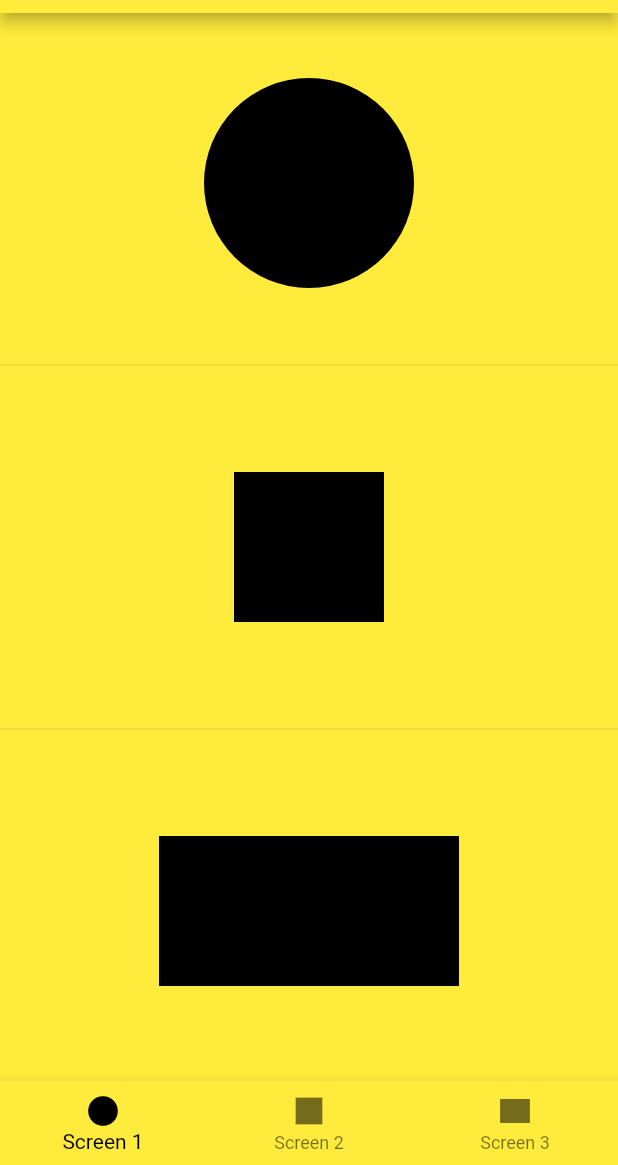
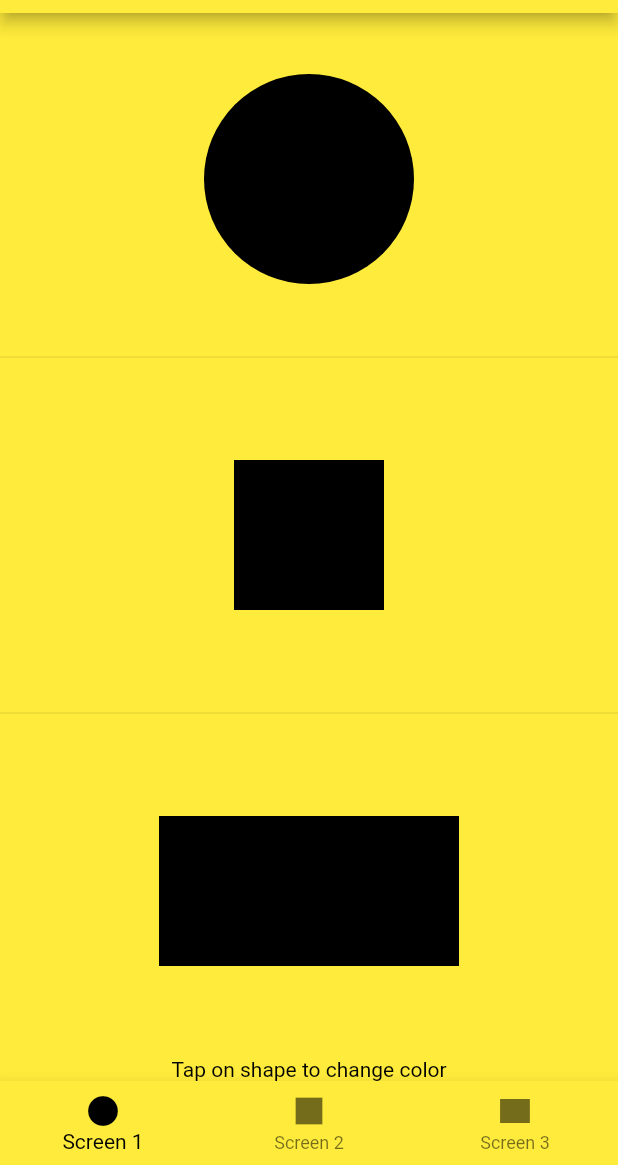
Before and after one commit to sourav-singh-rawat/creatwise_assignment, a Flutter app: the screen it shows after launch, on a phone screen of 412 x 824 dp, the part 71-1236 px from its top. Run offline on Flutter 3.47's test engine with Material 2 defaults, Android fonts, the phone set to English and light mode, and no system bars; our stand-ins replace flutter_riverpod.

Commit message:
added hint text. added more random colors for shape

```diff
--- a/lib/presentation/views/bottom_navigator/view.dart
+++ b/lib/presentation/views/bottom_navigator/view.dart
@@ -1,3 +1,4 @@
+import 'package:creatwise_assignment/data/amenities.dart';
 import 'package:creatwise_assignment/presentation/app/app_extensions/app_extensions.dart';
 import 'package:creatwise_assignment/presentation/app/core_widgets/app_bar.dart';
 import 'package:creatwise_assignment/presentation/app/core_widgets/scaffold.dart';
@@ -43,7 +44,20 @@ class CWBottomNavigator extends ConsumerWidget {
           ],
         ),
         // backgroundColor: currentTheme.colors.secoundary,
-        body: screens[state.currentIndex],
+        body: Column(
+          children: [
+            Expanded(
+              child: screens[state.currentIndex],
+            ),
+            Text(
+              'Tap on shape to change color',
+              style: TextStyle(
+                color: currentTheme.colors.secoundary,
+                fontWeight: FontWeight.w400,
+              ),
+            ),
+          ],
+        ),
         bottomNavigationBar: BottomNavigationBar(
           items: const <BottomNavigationBarItem>[
             BottomNavigationBarItem(
--- a/lib/presentation/views/widgets/figure/figure.dart
+++ b/lib/presentation/views/widgets/figure/figure.dart
@@ -19,9 +19,9 @@ class FigureModifier extends ConsumerWidget {
   }) : super(key: key);
 
   Color _randomColorGenrator() {
-    final randomValue1 = Random().nextInt(99);
-    final randomValue2 = Random().nextInt(99);
-    final randomValue3 = Random().nextInt(99);
+    final randomValue1 = Random().nextInt(255);
+    final randomValue2 = Random().nextInt(255);
+    final randomValue3 = Random().nextInt(255);
 
     final genratedColor = Color.fromRGBO(
       randomValue1,
```
